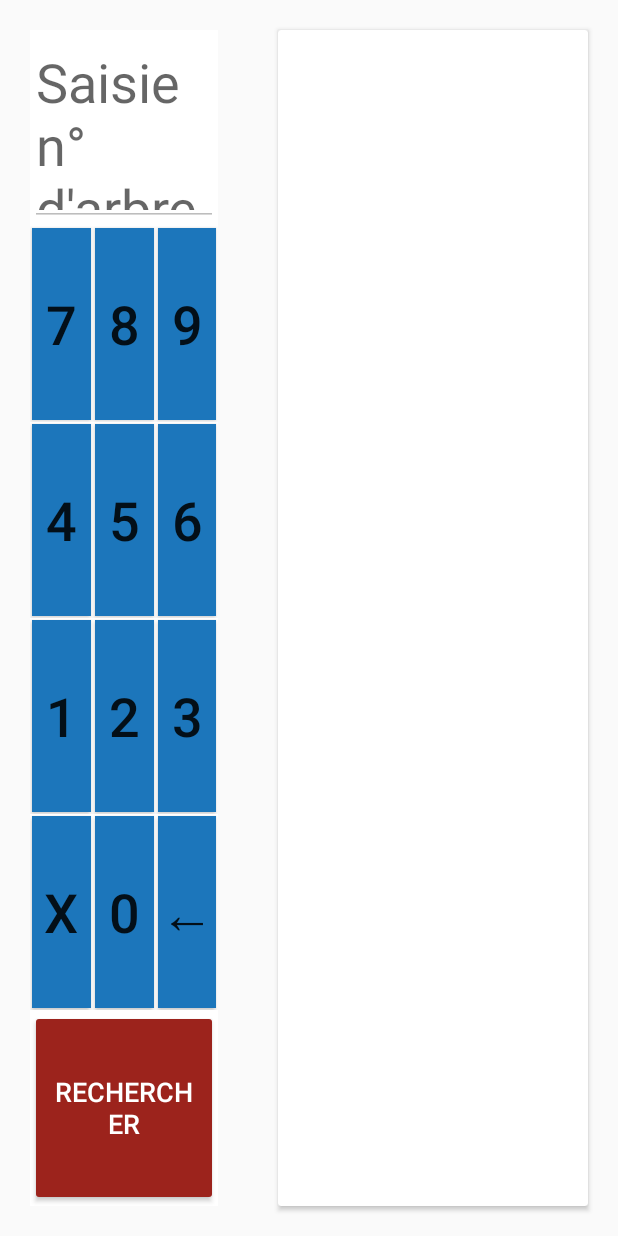
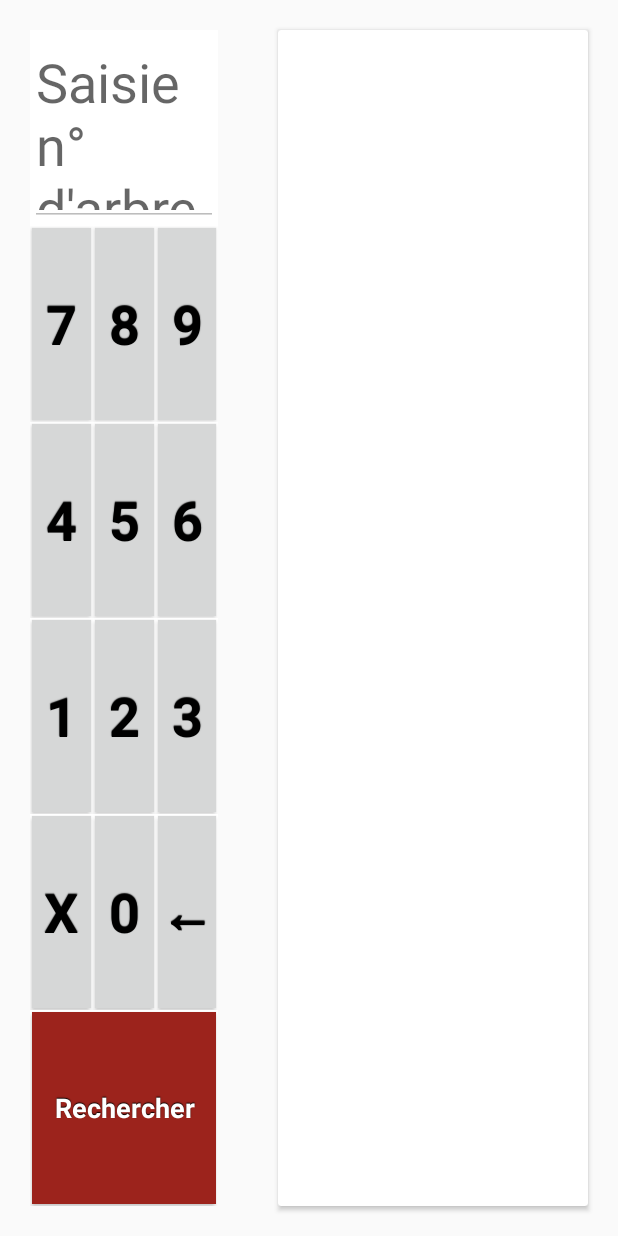
Before and after one commit to Tarte0/martelapp, an Android app: the fragment SelectionArbreFragment shown on its own in the app's theme, on a phone screen of 412 x 824 dp. Run offline under Robolectric (Android 15) with nearby library versions, the phone set to English and light mode, and no system bars.

Commit message:
Boutons Calculatrice / Info / Consignes / Terminer Exo

```diff
--- a/app/src/main/res/drawable/button_pave_numerique.xml
+++ b/app/src/main/res/drawable/button_pave_numerique.xml
@@ -1,8 +1,8 @@
 <?xml version="1.0" encoding="utf-8"?>
 <selector xmlns:android="http://schemas.android.com/apk/res/android">
     <item android:state_pressed="true"
-        android:drawable="@color/button_pressed"/> <!-- pressed -->
+        android:drawable="@color/button_pave_pressed"/> <!-- pressed -->
     <item android:state_focused="true"
-        android:drawable="@color/button_focused"/> <!-- focused -->
-    <item android:drawable="@color/button_default"/> <!-- default -->
+        android:drawable="@color/button_pave_focused"/> <!-- focused -->
+    <item android:drawable="@color/button_pave_default"/> <!-- default -->
 </selector>
--- a/app/src/main/res/drawable/button_rouge.xml
+++ b/app/src/main/res/drawable/button_rouge.xml
@@ -1,8 +1,8 @@
 <?xml version="1.0" encoding="utf-8"?>
 <selector xmlns:android="http://schemas.android.com/apk/res/android">
     <item android:state_pressed="true"
-        android:drawable="@color/button_pressed"/> <!-- pressed -->
+        android:drawable="@color/button_rouge_pressed"/> <!-- pressed -->
     <item android:state_focused="true"
-        android:drawable="@color/button_focused"/> <!-- focused -->
-    <item android:drawable="@color/button_default"/> <!-- default -->
+        android:drawable="@color/button_rouge_focused"/> <!-- focused -->
+    <item android:drawable="@color/colorAccent"/> <!-- default -->
 </selector>
--- a/app/src/main/res/drawable/button_vert.xml
+++ b/app/src/main/res/drawable/button_vert.xml
@@ -1,8 +1,8 @@
 <?xml version="1.0" encoding="utf-8"?>
 <selector xmlns:android="http://schemas.android.com/apk/res/android">
     <item android:state_pressed="true"
-        android:drawable="@color/button_pressed"/> <!-- pressed -->
+        android:drawable="@color/button_vert_pressed"/> <!-- pressed -->
     <item android:state_focused="true"
-        android:drawable="@color/button_focused"/> <!-- focused -->
-    <item android:drawable="@color/button_default"/> <!-- default -->
+        android:drawable="@color/button_vert_focused"/> <!-- focused -->
+    <item android:drawable="@color/colorPrimary"/> <!-- default -->
 </selector>
--- a/app/src/main/res/layout/tree_finder.xml
+++ b/app/src/main/res/layout/tree_finder.xml
@@ -45,35 +45,29 @@
 
         <Button
             android:id="@+id/buttonSeven"
+            style="@style/button_pave"
             android:layout_width="wrap_content"
             android:layout_height="match_parent"
             android:layout_below="@id/editText"
             android:layout_weight="1"
-            android:background="@drawable/button_pave_numerique"
             android:text="7"
-            android:textSize="36sp"
-            android:layout_margin="1dp"
             />
 
         <Button
             android:id="@+id/buttonEight"
-            android:background="@drawable/button_pave_numerique"
+            style="@style/button_pave"
             android:layout_width="wrap_content"
             android:layout_height="match_parent"
             android:layout_weight="1"
-            android:text="8"
-            android:textSize="36sp"
-            android:layout_margin="1dp"/>
+            android:text="8"/>
 
         <Button
             android:id="@+id/buttonNine"
-            android:background="@drawable/button_pave_numerique"
+            style="@style/button_pave"
             android:layout_width="wrap_content"
             android:layout_height="match_parent"
             android:layout_weight="1"
-            android:text="9"
-            android:textSize="36sp"
-            android:layout_margin="1dp"/>
+            android:text="9"/>
 
     </LinearLayout>
 
@@ -88,33 +82,27 @@
 
         <Button
             android:id="@+id/buttonFour"
-            android:background="@drawable/button_pave_numerique"
+            style="@style/button_pave"
             android:layout_width="wrap_content"
             android:layout_height="match_parent"
             android:layout_weight="1"
-            android:text="4"
-            android:textSize="36sp"
-            android:layout_margin="1dp"/>
+            android:text="4"/>
 
         <Button
             android:id="@+id/buttonFive"
-            android:background="@drawable/button_pave_numerique"
+            style="@style/button_pave"
             android:layout_width="wrap_content"
             android:layout_height="match_parent"
             android:layout_weight="1"
-            android:text="5"
-            android:textSize="36sp"
-            android:layout_margin="1dp"/>
+            android:text="5"/>
 
         <Button
             android:id="@+id/buttonSix"
-            android:background="@drawable/button_pave_numerique"
+            style="@style/button_pave"
             android:layout_width="wrap_content"
             android:layout_height="match_parent"
             android:layout_weight="1"
-            android:text="6"
-            android:textSize="36sp"
-            android:layout_margin="1dp"/>
+            android:text="6"/>
     </LinearLayout>
 
     <LinearLayout
@@ -128,33 +116,27 @@
 
         <Button
             android:id="@+id/buttonOne"
-            android:background="@drawable/button_pave_numerique"
+            style="@style/button_pave"
             android:layout_width="wrap_content"
             android:layout_height="match_parent"
             android:layout_weight="1"
-            android:text="1"
-            android:textSize="36sp"
-            android:layout_margin="1dp"/>
+            android:text="1"/>
 
         <Button
             android:id="@+id/buttonTwo"
-            android:background="@drawable/button_pave_numerique"
+            style="@style/button_pave"
             android:layout_width="wrap_content"
             android:layout_height="match_parent"
             android:layout_weight="1"
-            android:text="2"
-            android:textSize="36sp"
-            android:layout_margin="1dp"/>
+            android:text="2"/>
 
         <Button
             android:id="@+id/buttonThree"
-            android:background="@drawable/button_pave_numerique"
+            style="@style/button_pave"
             android:layout_width="wrap_content"
             android:layout_height="match_parent"
             android:layout_weight="1"
-            android:text="3"
-            android:textSize="36sp"
-            android:layout_margin="1dp"/>
+            android:text="3"/>
 
     </LinearLayout>
 
@@ -170,33 +152,27 @@
 
         <Button
             android:id="@+id/buttonClear"
-            android:background="@drawable/button_pave_numerique"
+            style="@style/button_pave"
             android:layout_width="wrap_content"
             android:layout_height="match_parent"
             android:layout_weight="1"
-            android:text="X"
-            android:textSize="36sp"
-            android:layout_margin="1dp"/>
+            android:text="X"/>
 
         <Button
             android:id="@+id/buttonZero"
-            android:background="@drawable/button_pave_numerique"
+            style="@style/button_pave"
             android:layout_width="wrap_content"
             android:layout_height="match_parent"
             android:layout_weight="1"
-            android:text="0"
-            android:textSize="36sp"
-            android:layout_margin="1dp"/>
+            android:text="0"/>
 
         <Button
             android:id="@+id/buttonDel"
-            android:background="@drawable/button_pave_numerique"
+            style="@style/button_pave"
             android:layout_width="wrap_content"
             android:layout_height="match_parent"
             android:layout_weight="1"
-            android:text="←"
-            android:textSize="36sp"
-            android:layout_margin="1dp"/>
+            android:text="←"/>
 
     </LinearLayout>
 
@@ -210,12 +186,10 @@
 
         <Button
             android:id="@+id/buttonOk"
+            style="@style/button_rouge_recherche"
             android:layout_width="match_parent"
             android:layout_height="match_parent"
-            android:backgroundTint="@color/colorAccent"
-            android:textColor="@color/colorWhite"
-            android:text="Rechercher"
-            android:textSize="18sp"/>
+            android:text="Rechercher"/>
 
     </LinearLayout>
 
--- a/app/src/main/res/layout/view_page_consignes.xml
+++ b/app/src/main/res/layout/view_page_consignes.xml
@@ -70,12 +70,11 @@
 
                     <Button
                         android:id="@+id/button_go_to_info"
+                        style="@style/button_vert"
                         android:layout_width="wrap_content"
                         android:layout_height="wrap_content"
                         android:layout_gravity="end"
                         android:layout_weight="1"
-                        android:textColor="@color/colorWhite"
-                        android:backgroundTint="@color/colorPrimary"
                         android:text="@string/button_go_to_info" />
                 </LinearLayout>
 
--- a/app/src/main/res/layout/view_page_infos.xml
+++ b/app/src/main/res/layout/view_page_infos.xml
@@ -93,12 +93,11 @@
 
                     <Button
                         android:id="@+id/button_go_to_carte"
+                        style="@style/button_vert"
                         android:layout_width="wrap_content"
                         android:layout_height="wrap_content"
                         android:layout_gravity="end"
                         android:layout_weight="1"
-                        android:textColor="@color/colorWhite"
-                        android:backgroundTint="@color/colorPrimary"
                         android:text="@string/button_go_to_carte" />
                 </LinearLayout>
 
--- a/app/src/main/res/values/colors.xml
+++ b/app/src/main/res/values/colors.xml
@@ -26,7 +26,13 @@
     <color name="colorGrapheGrey">#9E9E9E</color>
     <color name="colorGrapheBlack">#000000</color>
 
-    <color name="button_pressed">#ff8a00</color>
-    <color name="button_focused">#ff8a00</color>
-    <color name="button_default">#1c76bb</color>
+    <color name="button_pave_pressed">#777e84</color>
+    <color name="button_pave_focused">#4f5459</color>
+    <color name="button_pave_default">#d6d7d7</color>
+
+    <color name="button_rouge_pressed">#800506</color>
+    <color name="button_rouge_focused">#800506</color>
+
+    <color name="button_vert_pressed">#006c4e</color>
+    <color name="button_vert_focused">#006c4e</color>
 </resources>
--- a/app/src/main/res/values/styles.xml
+++ b/app/src/main/res/values/styles.xml
@@ -14,14 +14,63 @@
     </style>
 
 
-    <style name="button_selection" parent="@android:style/Widget.Button">
+    <style name="button_pave" parent="@android:style/Widget.Button">
         <item name="android:gravity">center_vertical|center_horizontal</item>
         <item name="android:textColor">#FF000000</item>
         <item name="android:shadowColor">#FF000000</item>
+        <item name="android:background">@drawable/button_pave_numerique</item>
         <item name="android:shadowDx">0</item>
         <item name="android:shadowDy">-1</item>
         <item name="android:shadowRadius">0.2</item>
-        <item name="android:textSize">35dp</item>
+        <item name="android:textSize">36sp</item>
+        <item name="android:layout_margin">1sp</item>
+        <item name="android:textStyle">bold</item>
+        <item name="android:focusable">true</item>
+        <item name="android:clickable">true</item>
+    </style>
+
+
+    <style name="button_rouge_recherche" parent="@android:style/Widget.Button">
+        <item name="android:gravity">center_vertical|center_horizontal</item>
+        <item name="android:textColor">#ffffff</item>
+        <item name="android:shadowColor">#FF000000</item>
+        <item name="android:background">@drawable/button_rouge</item>
+        <item name="android:shadowDx">0</item>
+        <item name="android:shadowDy">-1</item>
+        <item name="android:shadowRadius">0.2</item>
+        <item name="android:textSize">18sp</item>
+        <item name="android:layout_margin">1sp</item>
+        <item name="android:textStyle">bold</item>
+        <item name="android:focusable">true</item>
+        <item name="android:clickable">true</item>
+    </style>
+
+    <style name="button_rouge_fin_exercice" parent="@android:style/Widget.Button">
+        <item name="android:gravity">center_vertical|center_horizontal</item>
+        <item name="android:textColor">#ffffff</item>
+        <item name="android:shadowColor">#FF000000</item>
+        <item name="android:background">@drawable/button_rouge</item>
+        <item name="android:shadowDx">0</item>
+        <item name="android:shadowDy">-1</item>
+        <item name="android:shadowRadius">0.2</item>
+        <item name="android:textSize">18sp</item>
+        <item name="android:layout_margin">20sp</item>
+        <item name="android:textStyle">bold</item>
+        <item name="android:focusable">true</item>
+        <item name="android:clickable">true</item>
+    </style>
+
+    <style name="button_vert" parent="@android:style/Widget.Button">
+        <item name="android:gravity">center_vertical|center_horizontal</item>
+        <item name="android:textColor">#ffffff</item>
+        <item name="android:shadowColor">#FF000000</item>
+        <item name="android:background">@drawable/button_vert</item>
+        <item name="android:shadowDx">0</item>
+        <item name="android:shadowDy">-1</item>
+        <item name="android:shadowRadius">0.2</item>
+        <item name="android:textSize">18sp</item>
+        <item name="android:paddingRight">10sp</item>
+        <item name="android:paddingLeft">10sp</item>
         <item name="android:textStyle">bold</item>
         <item name="android:focusable">true</item>
         <item name="android:clickable">true</item>
```
Also changed, not shown: app/src/main/res/layout/view_page_arbresmarteles.xml (+2 -7 lines).
